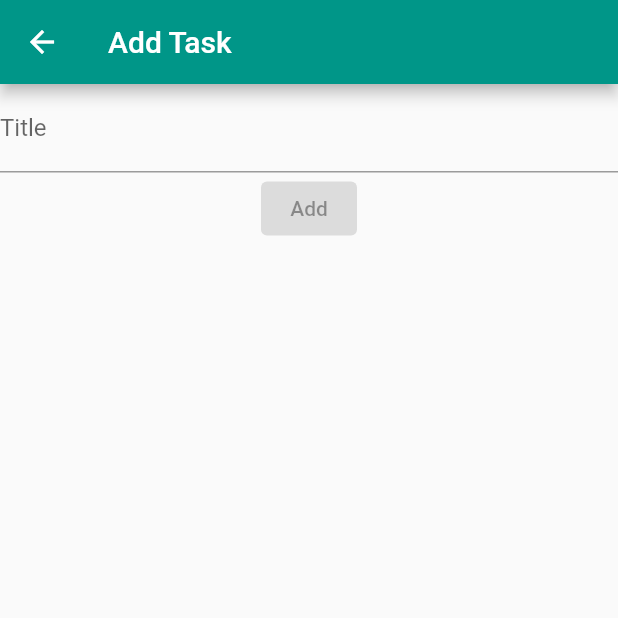
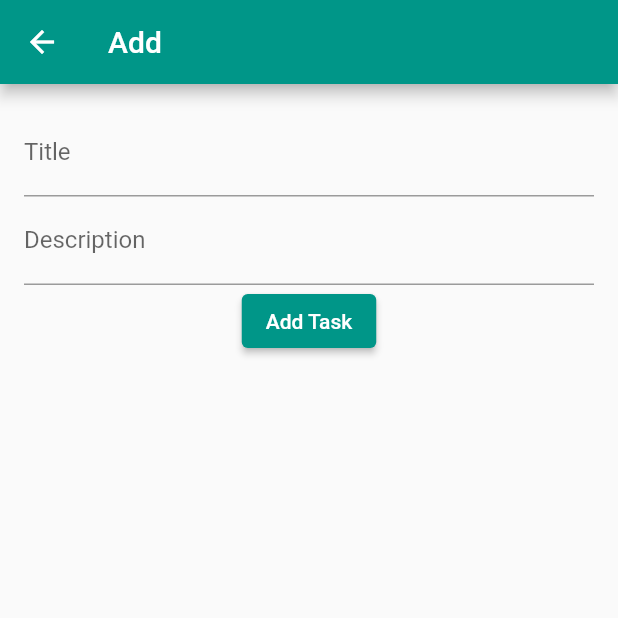
Before and after one commit to burhanrashid52/ipotato_timer, a Flutter app: the AddTaskPage screen opened directly, on a phone screen of 412 x 824 dp, the top half of it. Run offline on Flutter 3.47's test engine with Material 2 defaults, Android fonts, the phone set to English and light mode, and no system bars; our stand-ins replace clock, drift; accounts and stored records are empty; generated files the repository leaves out were written again.

Commit message:
Task validation

```diff
--- a/lib/add_task.dart
+++ b/lib/add_task.dart
@@ -2,44 +2,70 @@ import 'package:clock/clock.dart';
 import 'package:flutter/material.dart';
 import 'package:ipotato_timer/data/data_source.dart';
 
-class AddTaskPage extends StatelessWidget {
-  AddTaskPage({Key? key}) : super(key: key);
+class AddTaskPage extends StatefulWidget {
+  const AddTaskPage({Key? key}) : super(key: key);
 
-  final textController = TextEditingController();
+  @override
+  State<AddTaskPage> createState() => _AddTaskPageState();
+}
+
+class _AddTaskPageState extends State<AddTaskPage> {
+  var _title = '';
+  var _description = '';
+  var _duration = Duration.zero;
 
   @override
   Widget build(BuildContext context) {
     return Scaffold(
-      appBar: AppBar(title: const Text('Add Task')),
-      body: Column(
+      appBar: AppBar(title: const Text('Add')),
+      body: Padding(
+        padding: const EdgeInsets.all(16.0),
+        child: Column(
           children: [
-          TextField(
-            controller: textController,
+            TextFormField(
+              key: const ValueKey('text_field_title'),
               decoration: const InputDecoration(
                 labelText: 'Title',
               ),
+              onChanged: (value) => setState(() => _title = value),
             ),
-          ListenableBuilder(
-            listenable: textController,
-            builder: (context, _) => ElevatedButton(
-              onPressed: textController.text.isEmpty
-                  ? null
-                  : () {
-                      repository.addTask(
-                        Task(
-                          id: 0,
-                          title: textController.text,
-                          duration: const Duration(minutes: 1),
-                          startedAt: clock.now(),
+            TextFormField(
+              key: const ValueKey('text_field_description'),
+              decoration: const InputDecoration(
+                labelText: 'Description',
+              ),
+              onChanged: (value) => setState(() => _description = value),
+            ),
+            ElevatedButton(
+              onPressed: () {
+                final task = _buildTask();
+                final (:isValid, :errMsg) = repository.validate(task);
+                if (isValid) {
+                  repository.addTask(task);
+                  Navigator.pop(context);
+                } else {
+                  ScaffoldMessenger.of(context).showSnackBar(
+                    SnackBar(
+                      content: Text(errMsg),
                     ),
                   );
-                      Navigator.pop(context);
+                }
               },
-              child: const Text('Add'),
-            ),
+              child: const Text('Add Task'),
             )
           ],
         ),
+      ),
+    );
+  }
+
+  Task _buildTask() {
+    return Task(
+      id: 0,
+      title: _title,
+      description: _description,
+      duration: _duration,
+      startedAt: clock.now(),
     );
   }
 }
--- a/pubspec.yaml
+++ b/pubspec.yaml
@@ -5,7 +5,7 @@ publish_to: 'none' # Remove this line if you wish to publish to pub.dev
 version: 1.0.0+1
 
 environment:
-  sdk: '>=2.19.6 <3.0.0'
+  sdk: ">=3.0.0 <4.0.0"
 
 dependencies:
   flutter:
```
Also changed, not shown: lib/data/task_repository.dart (+10 -0 lines), pubspec.lock, 2 other files. Lines whose indentation alone changed are shown as unchanged.
